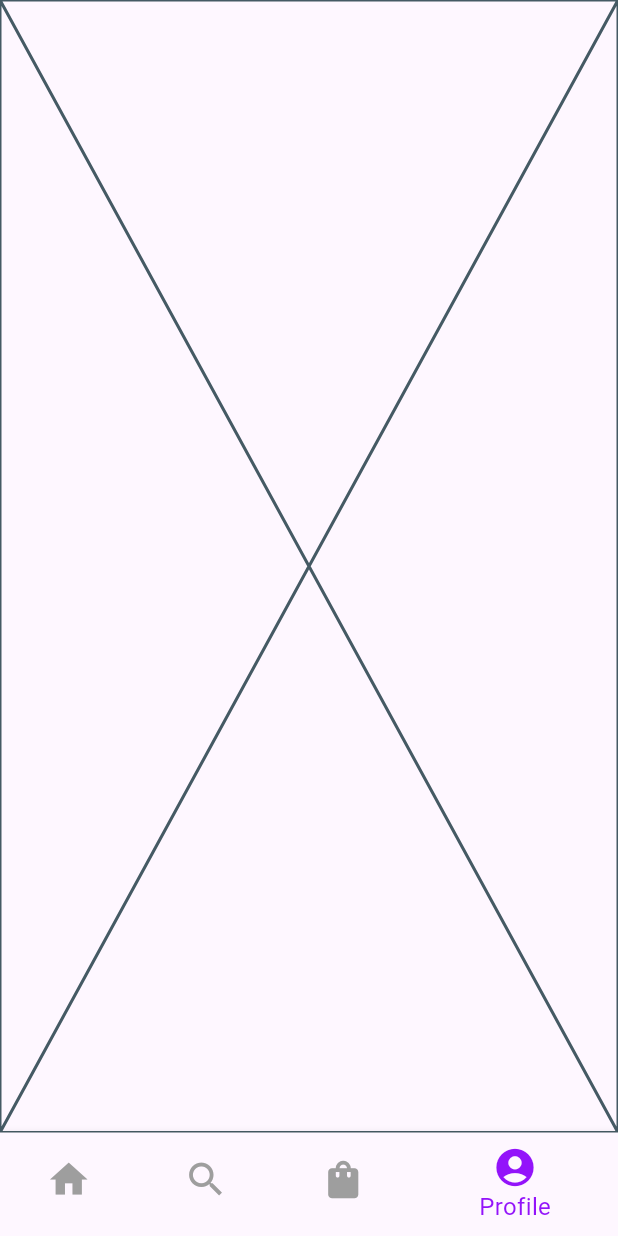
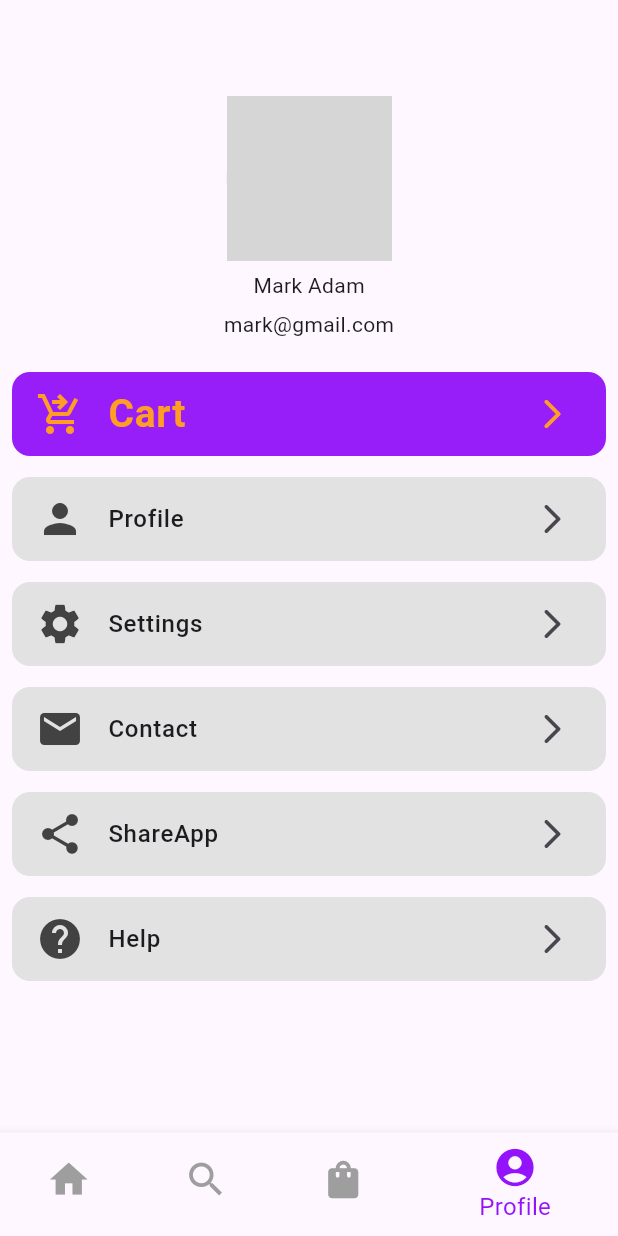
Before and after one commit to MD-DILDAR-MANDAL/e_commerce_app, a Flutter app: the screen it shows after launch, item 4 of the bottom bar chosen, on a phone screen of 412 x 824 dp. Run offline on Flutter 3.47's test engine with Material 3 defaults, Android fonts, the phone set to English and light mode, and no system bars; our stand-ins replace carousel_slider; network calls fail; grey boxes are pictures that could not be loaded.

```diff
--- a/lib/global_colors.dart
+++ b/lib/global_colors.dart
@@ -1,4 +1,8 @@
 import 'package:flutter/material.dart';
 
 Color primary = Color(0xFF9313FA);
+Color secondary = Color(0xFF971DF9);
 Color favColor = Colors.white;
+Color greyBackground = const Color.fromARGB(255, 226, 226, 226);
+Color textColor = Colors.grey[800]!;
+Color gold = Color.fromARGB(255, 255, 157, 36);
--- a/lib/pages/product_detail_screen.dart
+++ b/lib/pages/product_detail_screen.dart
@@ -89,7 +89,7 @@ Contrary to popular belief, Lorem Ipsum is not simply random text. It has roots
                     padding: const EdgeInsets.fromLTRB(14, 8, 14, 8),
                     child: Text(
                       "Buy Now",
-                      style: TextStyle(color: Colors.white, fontSize: 24),
+                      style: TextStyle(color: Colors.white, fontSize: 22),
                     ),
                   ),
                 ),
--- a/lib/pages/profile_screen.dart
+++ b/lib/pages/profile_screen.dart
@@ -1,3 +1,5 @@
+import 'package:e_commerce_app/global_colors.dart';
+import 'package:e_commerce_app/routes/routes.dart';
 import 'package:flutter/material.dart';
 
 class ProfileScreen extends StatefulWidget {
@@ -8,8 +10,115 @@ class ProfileScreen extends StatefulWidget {
 }
 
 class _ProfileScreenState extends State<ProfileScreen> {
+  final String profileImage =
+      "https://external-content.duckduckgo.com/iu/?u=https%3A%2F%2Fpng.pngtree.com%2Fpng-clipart%2F20190924%2Foriginal%2Fpngtree-business-people-avatar-icon-user-profile-free-vector-png-image_4815126.jpg&f=1&nofb=1&ipt=781cdc69f6d29142fce91137b463607ab8af1e2cc0205716cc7d016cb0ba1ffb";
+  final String userName = "Mark Adam";
+  final String userMail = "mark@gmail.com";
+
   @override
   Widget build(BuildContext context) {
-    return const Placeholder();
+    return Scaffold(
+      appBar: AppBar(),
+      body: Padding(
+        padding: const EdgeInsets.all(8.0),
+        child: Expanded(
+          child: ListView(
+            children: [
+              Column(
+                children: [
+                  CircleAvatar(
+                    radius: 55,
+                    backgroundImage: NetworkImage(profileImage),
+                  ),
+                  SizedBox(height: 6),
+                  Text(userName),
+                  SizedBox(height: 6),
+                  Text(userMail),
+                  SizedBox(height: 22),
+                ],
+              ),
+
+              Card(
+                margin: EdgeInsets.only(bottom: 14),
+                elevation: 0,
+                shape: RoundedRectangleBorder(
+                  borderRadius: BorderRadius.circular(12),
+                ),
+                color: secondary,
+                child: ListTile(
+                  leading: Icon(
+                    Icons.shopping_cart_checkout,
+                    color: gold,
+                    size: 32,
+                  ),
+                  title: Text(
+                    "Cart",
+                    style: TextStyle(
+                      color: gold,
+                      fontSize: 26,
+                      fontWeight: FontWeight.bold,
+                    ),
+                  ),
+                  trailing: Icon(
+                    Icons.arrow_forward_ios_rounded,
+                    size: 24,
+                    color: gold,
+                  ),
+                  onTap: () {
+                    Navigator.pushNamed(context, RouteManager.cartScreen);
+                  },
+                ),
+              ),
+
+              profileMenu(
+                title: "Profile",
+                setIcon: Icons.person,
+                onTap: () {},
+              ),
+              profileMenu(
+                title: "Settings",
+                setIcon: Icons.settings,
+                onTap: () {},
+              ),
+              profileMenu(title: "Contact", setIcon: Icons.mail, onTap: () {}),
+              profileMenu(
+                title: "ShareApp",
+                setIcon: Icons.share,
+                onTap: () {},
+              ),
+              profileMenu(title: "Help", setIcon: Icons.help, onTap: () {}),
+            ],
+          ),
+        ),
+      ),
+    );
   }
 }
+
+class profileMenu extends StatelessWidget {
+  const profileMenu({
+    required this.title,
+    required this.setIcon,
+    required this.onTap,
+    super.key,
+  });
+  final String title;
+  final IconData setIcon;
+  final VoidCallback onTap;
+
+  @override
+  Widget build(BuildContext context) {
+    return Card(
+      margin: EdgeInsets.only(bottom: 14),
+      elevation: 0,
+      shape: RoundedRectangleBorder(borderRadius: BorderRadius.circular(12)),
+      color: greyBackground,
+      child: ListTile(
+        leading: Icon(setIcon, color: textColor, size: 32),
+        title: Text(title, style: TextStyle(fontWeight: FontWeight.w500)),
+        trailing: Icon(Icons.arrow_forward_ios_rounded, size: 24),
+        onTap: onTap,
+      ),
+    );
+  }
+}
--- a/lib/routes/routes.dart
+++ b/lib/routes/routes.dart
@@ -1,10 +1,12 @@
 import 'package:e_commerce_app/index/navigation_manager.dart';
+import 'package:e_commerce_app/pages/cart_screen.dart';
 import 'package:e_commerce_app/pages/product_detail_screen.dart';
 import 'package:flutter/material.dart';
 
 class RouteManager {
   static const String navigationManager = "/";
   static const String productDetail = '/productDetail';
+  static const cartScreen = "/cartScreen";
 
   static Route<dynamic> generateRoute(RouteSettings settings) {
     var data;
@@ -20,6 +22,8 @@ class RouteManager {
         return MaterialPageRoute(
           builder: (context) => ProductDetailScreen(id: data),
         );
+      case cartScreen:
+        return MaterialPageRoute(builder: (context) => CartScreen());
       default:
         throw FormatException("ROute not Found! Check route again!");
     }
```
Also changed, not shown: lib/modals/cart_item.dart (added, +13 -0 lines), lib/pages/cart_screen.dart (+92 -0 lines), lib/widgets/order_summary_widget.dart (added, +60 -0 lines).
